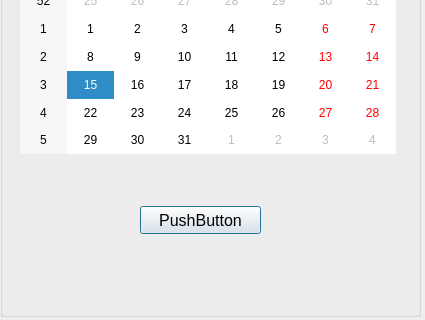
Before: the Qt Designer form create_todolist_dialog.ui in kuku20/qttodolist, drawn with Qt 5; both pictures show x 0 to 425 and y 254 to 574 of the 425 by 574 pixel window.
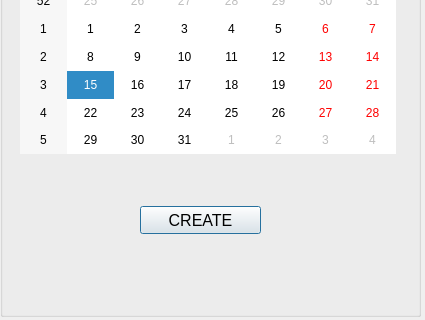
After: the same form once the commit is applied.

```diff
--- a/create_todolist_dialog.ui
+++ b/create_todolist_dialog.ui
@@ -114,7 +114,7 @@
      </font>
     </property>
     <property name="text">
-     <string>PushButton</string>
+     <string>CREATE</string>
     </property>
    </widget>
   </widget>
```
